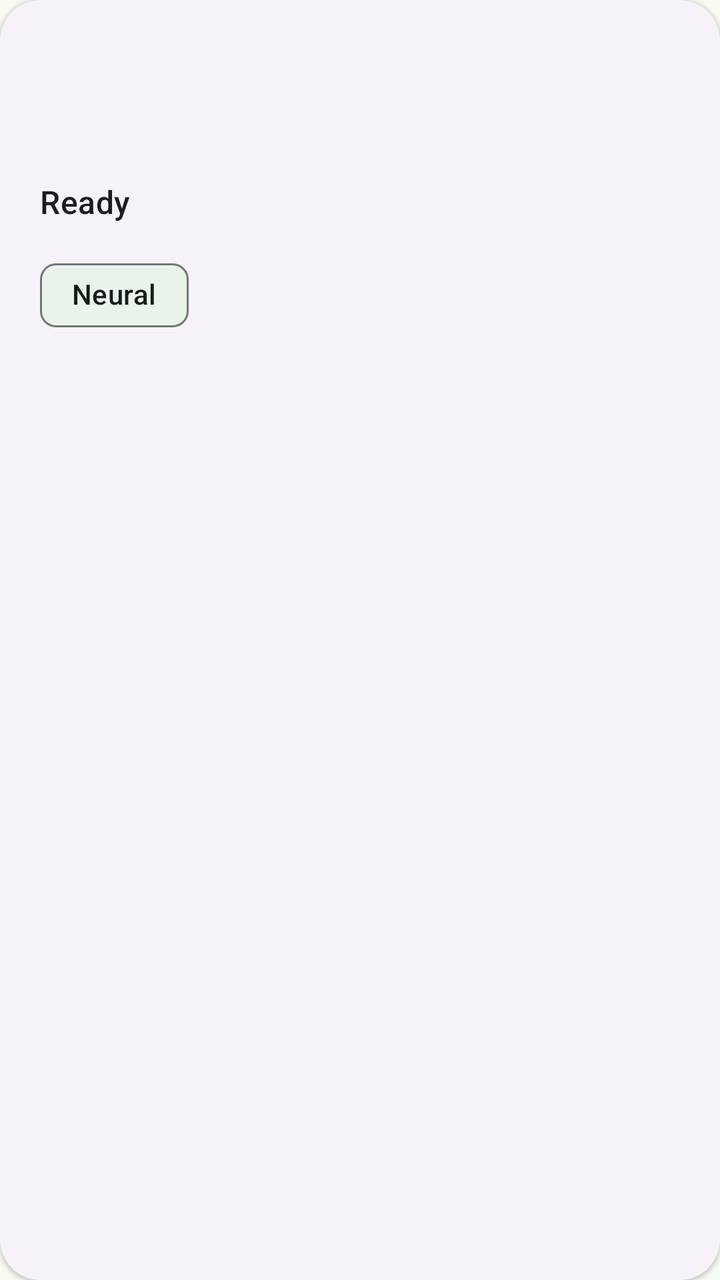
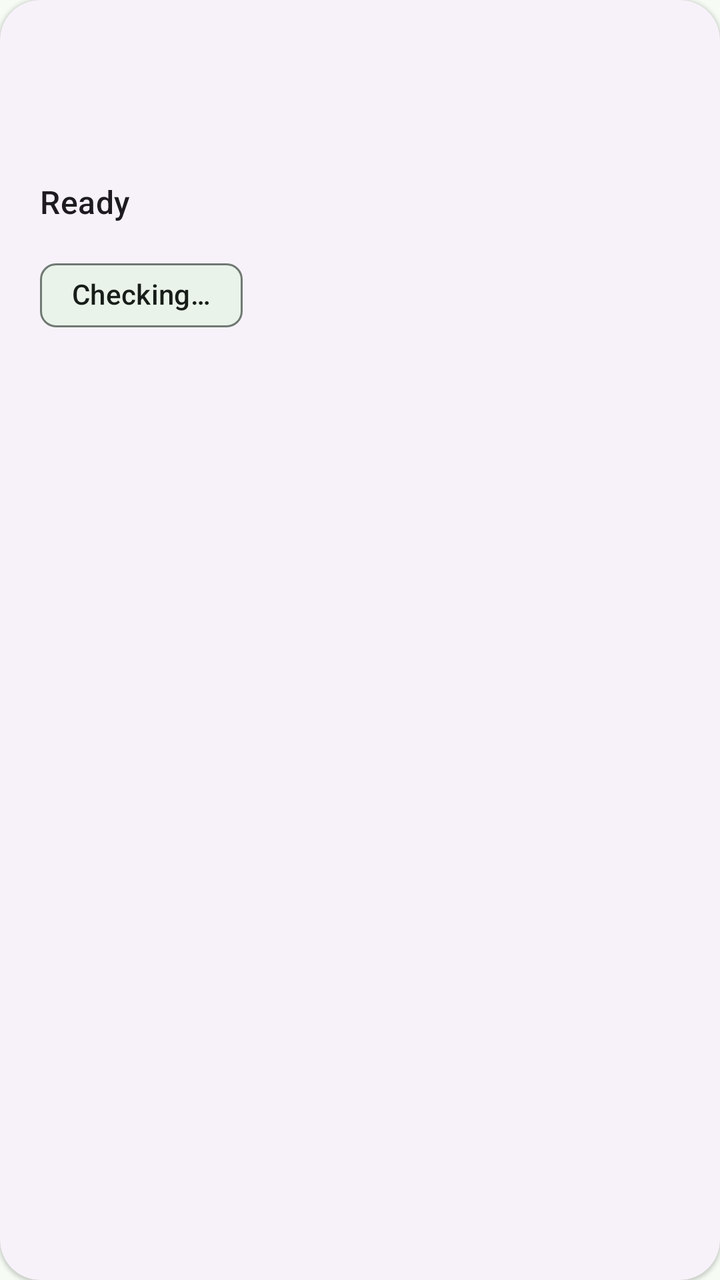

The first picture is an Android layout as it rendered before a commit; the second is the same layout after the commit. The layout source and the unified diff follow.
<!-- AndroidManifest.xml: application theme Theme.VoiceSrs -->
<!-- res/layout/include_status_card.xml -->
<?xml version="1.0" encoding="utf-8"?>
<com.google.android.material.card.MaterialCardView xmlns:android="http://schemas.android.com/apk/res/android"
    xmlns:app="http://schemas.android.com/apk/res-auto"
    android:id="@+id/statusCard"
    style="@style/Widget.Material3.CardView.Elevated"
    android:layout_width="match_parent"
    android:layout_height="wrap_content"
    android:layout_marginBottom="12dp"
    app:cardCornerRadius="20dp"
    app:contentPadding="20dp">

    <LinearLayout
        android:layout_width="match_parent"
        android:layout_height="wrap_content"
        android:animateLayoutChanges="true"
        android:orientation="vertical">

        <TextView
            android:id="@+id/deckPath"
            android:layout_width="match_parent"
            android:layout_height="wrap_content"
            android:ellipsize="start"
            android:maxLines="1"
            android:singleLine="true"
            android:textAppearance="?attr/textAppearanceBodySmall"
            android:textColor="?attr/colorOnSurfaceVariant"
            android:visibility="gone" />

        <TextView
            android:id="@+id/deckName"
            android:layout_width="match_parent"
            android:layout_height="wrap_content"
            android:textAppearance="?attr/textAppearanceHeadlineSmall" />

        <TextView
            android:id="@+id/dueCount"
            android:layout_width="match_parent"
            android:layout_height="wrap_content"
            android:layout_marginTop="4dp"
            android:textAppearance="?attr/textAppearanceBodyLarge" />

        <com.google.android.material.chip.Chip
            android:id="@+id/silentIndicator"
            style="@style/Widget.Material3.Chip.Assist"
            android:layout_width="wrap_content"
            android:layout_height="wrap_content"
            android:layout_marginTop="8dp"
            android:clickable="false"
            android:focusable="false"
            android:text="@string/silent_indicator"
            android:visibility="gone"
            app:chipMinHeight="32dp" />

        <TextView
            android:id="@+id/stateText"
            android:layout_width="match_parent"
            android:layout_height="wrap_content"
            android:layout_marginTop="12dp"
            android:text="@string/state_ready"
            android:textAppearance="?attr/textAppearanceTitleMedium" />

        <TextView
            android:id="@+id/progressText"
            android:layout_width="match_parent"
            android:layout_height="wrap_content"
            android:layout_marginTop="4dp"
            android:textAppearance="?attr/textAppearanceBodyMedium"
            android:visibility="gone" />

        <com.google.android.material.chip.Chip
            android:id="@+id/syncChip"
            style="@style/Widget.Material3.Chip.Assist"
            android:layout_width="wrap_content"
            android:layout_height="wrap_content"
            android:layout_marginTop="8dp"
            android:clickable="false"
            android:focusable="false"
            android:text="0 pending sync"
            android:visibility="gone"
            app:chipMinHeight="32dp" />

        <com.google.android.material.chip.Chip
            android:id="@+id/engineChip"
            style="@style/Widget.Material3.Chip.Assist"
            android:layout_width="wrap_content"
            android:layout_height="wrap_content"
            android:layout_marginTop="12dp"
            android:clickable="false"
            android:focusable="false"
            android:text="@string/engine_neural"
            app:chipMinHeight="32dp" />
    </LinearLayout>
</com.google.android.material.card.MaterialCardView>
<!-- resources referenced by this layout -->
<resources>
  <string name="engine_neural">Neural</string>
  <string name="silent_indicator">Silent</string>
  <string name="state_ready">Ready</string>
  <style name="Theme.VoiceSrs" parent="Theme.Material3.DayNight.NoActionBar">
          <item name="colorPrimary">@color/md_theme_primary</item>
          <item name="colorOnPrimary">@color/md_theme_onPrimary</item>
          <item name="colorPrimaryContainer">@color/md_theme_primaryContainer</item>
          <item name="colorOnPrimaryContainer">@color/md_theme_onPrimaryContainer</item>
          <item name="colorSecondary">@color/md_theme_secondary</item>
          <item name="colorOnSecondary">@color/md_theme_onSecondary</item>
          <item name="colorSecondaryContainer">@color/md_theme_secondaryContainer</item>
          <item name="colorOnSecondaryContainer">@color/md_theme_onSecondaryContainer</item>
          <item name="colorTertiary">@color/md_theme_tertiary</item>
          <item name="colorOnTertiary">@color/md_theme_onTertiary</item>
          <item name="colorTertiaryContainer">@color/md_theme_tertiaryContainer</item>
          <item name="colorOnTertiaryContainer">@color/md_theme_onTertiaryContainer</item>
          <item name="android:colorBackground">@color/md_theme_background</item>
          <item name="colorSurface">@color/md_theme_surface</item>
          <item name="colorOnSurface">@color/md_theme_onSurface</item>
          <item name="colorSurfaceVariant">@color/md_theme_surfaceVariant</item>
          <item name="colorOnSurfaceVariant">@color/md_theme_onSurfaceVariant</item>
          <item name="colorOutline">@color/md_theme_outline</item>
          <item name="colorError">@color/md_theme_error</item>
          <item name="colorOnError">@color/md_theme_onError</item>
          <item name="android:statusBarColor">@android:color/transparent</item>
          <item name="android:navigationBarColor">@android:color/transparent</item>
          <item name="android:forceDarkAllowed">false</item>
      </style>
  <color name="md_theme_primary">#146C43</color>
  <color name="md_theme_onPrimary">#FFFFFF</color>
  <color name="md_theme_primaryContainer">#A4F4C4</color>
  <color name="md_theme_onPrimaryContainer">#002110</color>
  <color name="md_theme_secondary">#4D6356</color>
  <color name="md_theme_onSecondary">#FFFFFF</color>
  <color name="md_theme_secondaryContainer">#D0E8D8</color>
  <color name="md_theme_onSecondaryContainer">#0B1F15</color>
  <color name="md_theme_tertiary">#3C6472</color>
  <color name="md_theme_onTertiary">#FFFFFF</color>
  <color name="md_theme_tertiaryContainer">#C0E9FA</color>
  <color name="md_theme_onTertiaryContainer">#001F28</color>
  <color name="md_theme_background">#F6FBF4</color>
  <color name="md_theme_surface">#F6FBF4</color>
  <color name="md_theme_onSurface">#171D19</color>
  <color name="md_theme_surfaceVariant">#DCE5DC</color>
  <color name="md_theme_onSurfaceVariant">#404943</color>
  <color name="md_theme_outline">#707973</color>
  <color name="md_theme_error">#BA1A1A</color>
  <color name="md_theme_onError">#FFFFFF</color>
</resources>

<!-- the commit's change to res/layout/include_status_card.xml (unified diff, before → after) -->
@@ -87,7 +87,7 @@
             android:layout_marginTop="12dp"
             android:clickable="false"
             android:focusable="false"
-            android:text="@string/engine_neural"
+            android:text="@string/engine_checking"
             app:chipMinHeight="32dp" />
     </LinearLayout>
 </com.google.android.material.card.MaterialCardView>
<!-- resource entries referenced after the edit -->
@@ -1,6 +1,6 @@
 <!-- resources referenced by this layout -->
 <resources>
-  <string name="engine_neural">Neural</string>
+  <string name="engine_checking">Checking…</string>
   <string name="silent_indicator">Silent</string>
   <string name="state_ready">Ready</string>
   <style name="Theme.VoiceSrs" parent="Theme.Material3.DayNight.NoActionBar">
